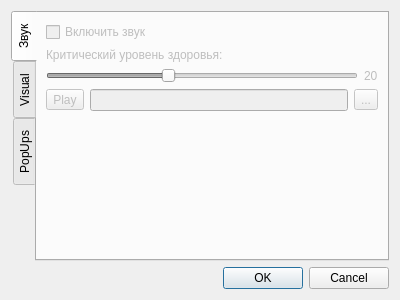
The window that src/Dialog.ui (proDOOMman/GodvilleQT) describes before a commit, drawn with Qt 5.
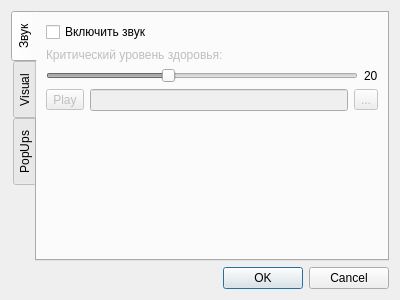
The same window after the commit. The open tabs and pages were chosen to show the change.

What changed in the file:
```diff
--- a/src/Dialog.ui
+++ b/src/Dialog.ui
@@ -23,9 +23,6 @@
       <number>2</number>
      </property>
      <widget class="QWidget" name="soundTab">
-      <property name="enabled">
-       <bool>false</bool>
-      </property>
       <attribute name="title">
        <string>Звук</string>
       </attribute>
```
Left out of the diff: 2 changed lines with no effect on the pictures.
